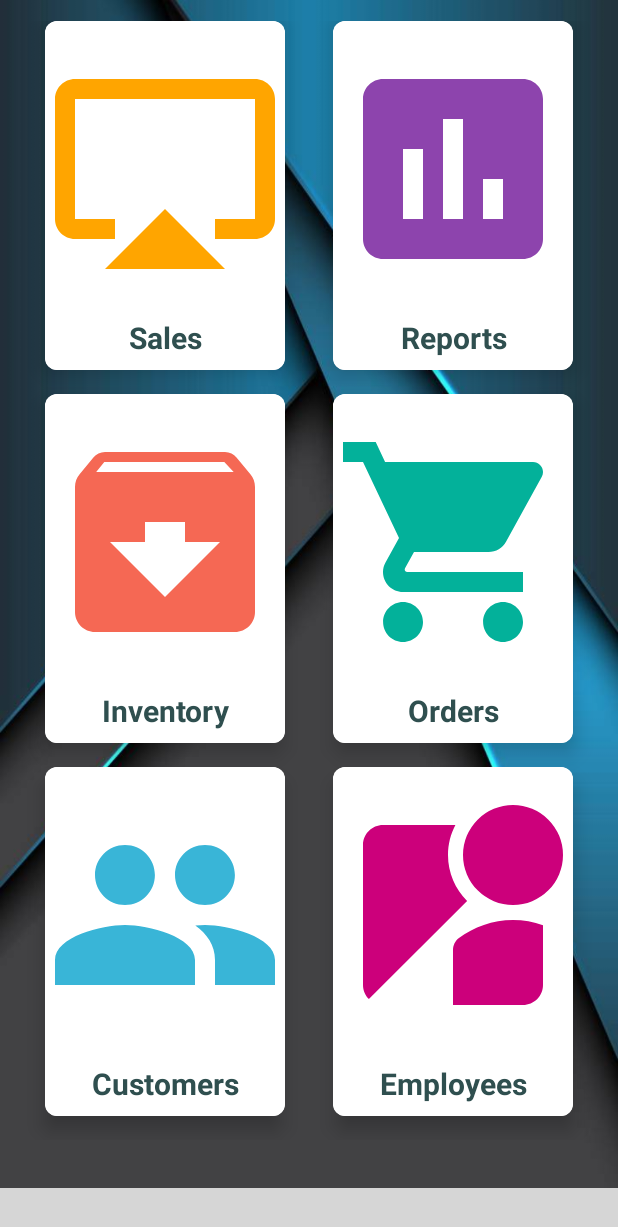
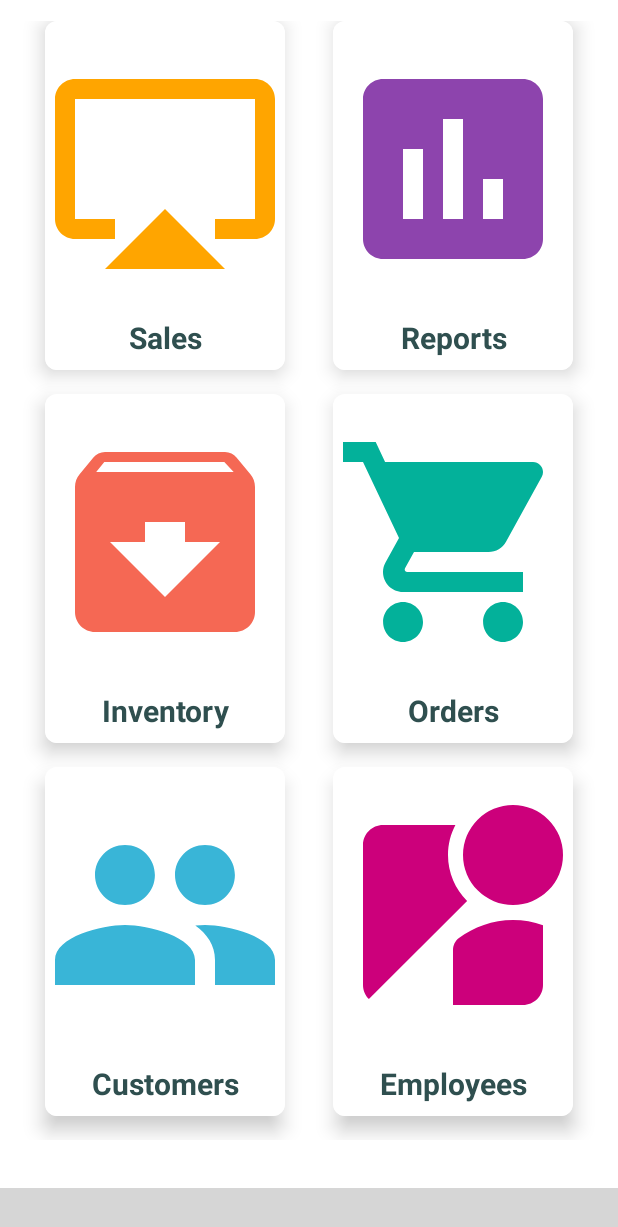
Before and after one commit to Alokakaluarachchi/Aplus-App-Android-, an Android app: the HomeActivity screen opened directly, with no data from a screen before it, on a phone screen of 412 x 824 dp. Shown: the top 1227 px of the screen. Run offline under Robolectric (Android 15) with nearby library versions, the phone set to English and light mode, and no system bars; libraries missing offline, so code that uses them is left out: com.luseen.spacenavigation; plain views replace SpaceNavigationView; 7 statements that could not run were skipped; grey boxes are pictures that could not be loaded.

Commit message:
modify theme

```diff
--- a/app/src/main/AndroidManifest.xml
+++ b/app/src/main/AndroidManifest.xml
@@ -9,7 +9,8 @@
         android:roundIcon="@mipmap/ic_launcher_round"
         android:supportsRtl="true"
         android:theme="@style/AppTheme">
-        <activity android:name=".activity.HomeActivity"></activity>
+        <activity android:name=".activity.ReqAccountActivity"></activity>
+        <activity android:name=".activity.HomeActivity" />
         <activity android:name=".activity.MainActivity">
             <intent-filter>
                 <action android:name="android.intent.action.MAIN" />
--- a/app/src/main/res/layout/activity_home.xml
+++ b/app/src/main/res/layout/activity_home.xml
@@ -4,7 +4,8 @@
     xmlns:tools="http://schemas.android.com/tools"
     android:layout_width="match_parent"
     android:layout_height="match_parent"
-    android:background="@drawable/bg_home"
+    android:background="@color/White"
+
     tools:context=".activity.HomeActivity">
 
     <GridLayout
@@ -311,7 +312,7 @@
         app:centre_button_icon="@drawable/ic_home_black_24dp"
         app:inactive_item_color="@color/Black"
         app:layout_constraintBottom_toBottomOf="parent"
-        app:space_background_color="@color/White"
+        app:space_background_color="@color/DarkGray"
         app:active_centre_button_icon_color="@color/White"
         app:space_item_icon_only_size="@dimen/space_item_icon_only_size"
         app:inactive_centre_button_icon_color="@color/White"
--- a/app/src/main/res/values/strings.xml
+++ b/app/src/main/res/values/strings.xml
@@ -5,6 +5,7 @@
     <string name="app_signIn">Sign in</string>
     <string name="app_signInSub">with APlus account</string>
     <string name="app_forgot_password">forgot password ?</string>
+    <string name="app_req_account">Don\'t have a account? request for a new account</string>
     <string name="app_username_hint">user name</string>
     <string name="app_password_hint">password</string>
     <string name="app_login_checkbox_value">Keep me signed in </string>
--- a/app/src/main/res/values/styles.xml
+++ b/app/src/main/res/values/styles.xml
@@ -6,6 +6,9 @@
         <item name="colorPrimary">@color/colorPrimary</item>
         <item name="colorPrimaryDark">@color/colorPrimaryDark</item>
         <item name="colorAccent">@color/colorAccent</item>
+
+        <item name="android:statusBarColor">@color/white_with_alpha</item>
+        <item name="android:windowLightStatusBar">true</item>
 
         <!-- New MaterialComponents attributes. -->
 
```
Also changed, not shown: app/src/main/java/com/example/aplusapp/activity/ReqAccountActivity.java (added, +16 -0 lines), app/src/main/res/layout/activity_main.xml (+20 -0 lines), app/src/main/res/layout/activity_req_account.xml (added, +10 -0 lines).
